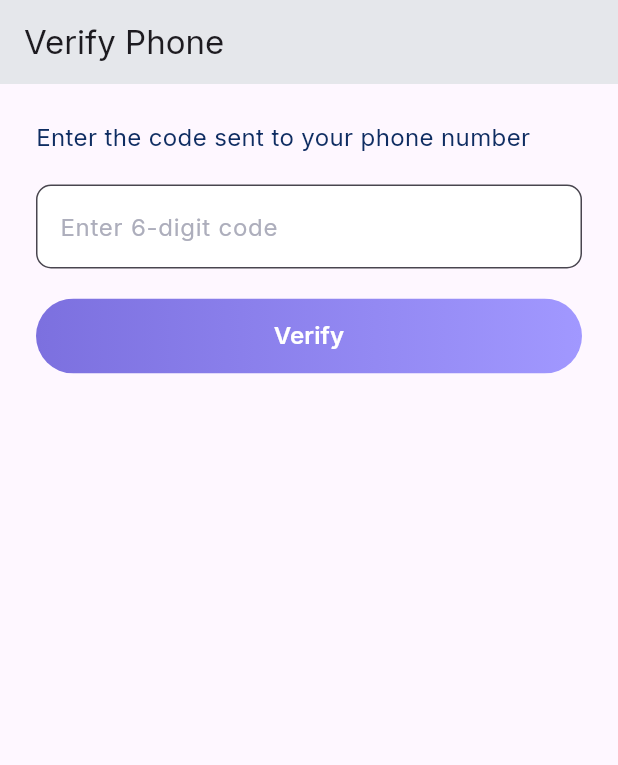
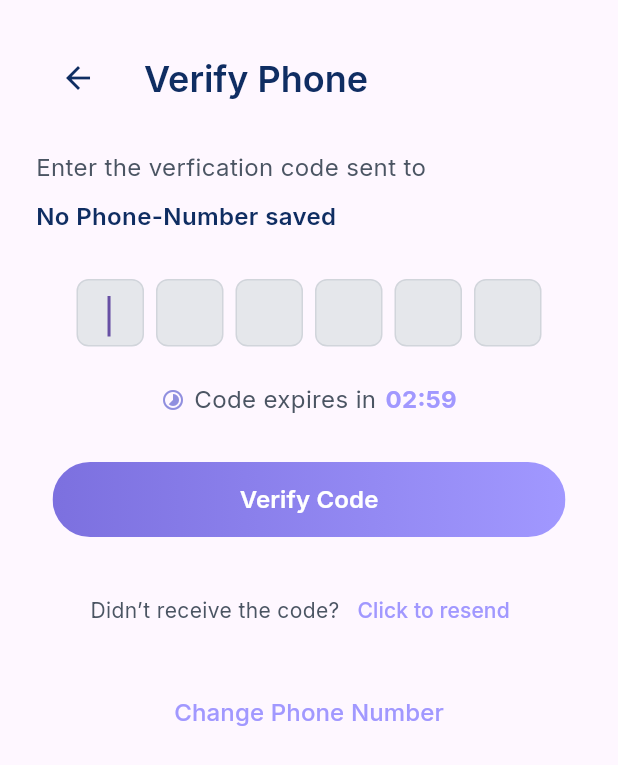
Before and after one commit to samsadeyemo/pcsloanamobilepp, a Flutter app: the VerifyPhoneScreen screen opened by its route, on a phone screen of 412 x 824 dp. Shown: the top 765 px of the screen. Run offline on Flutter 3.47's test engine with Material 3 defaults, Android fonts, the phone set to English and light mode, and no system bars; our stand-ins replace flutter_dotenv, flutter_riverpod, flutter_secure_storage, go_router, shared_preferences; accounts and stored records are empty.

Commit message:
feat(verify-screen): created verify-screen

```diff
--- /dev/null
+++ b/lib/common/widgets/custon_pin_code_field.dart
@@ -0,0 +1,123 @@
+import 'package:flutter/material.dart';
+import 'package:flutter/services.dart';
+
+/// ---------------------------------------------------------------------------
+///  REUSABLE OTP / PIN INPUT WIDGET
+/// ---------------------------------------------------------------------------
+class PinCodeFields extends StatefulWidget {
+  const PinCodeFields({
+    super.key,
+    this.length = 6,
+    this.boxSize = 40,
+    this.boxSpacing = 8,
+    this.textStyle,
+    this.boxDecoration,
+    this.onCompleted,
+  });
+
+  /// How many digits?
+  final int length;
+
+  /// Square box width / height
+  final double boxSize;
+
+  /// Gap between boxes
+  final double boxSpacing;
+
+  /// Text style for each digit
+  final TextStyle? textStyle;
+
+  /// Decoration for the digit container
+  final BoxDecoration? boxDecoration;
+
+  /// Called when user fills all boxes
+  final ValueChanged<String>? onCompleted;
+
+  @override
+  State<PinCodeFields> createState() => _PinCodeFieldsState();
+}
+
+class _PinCodeFieldsState extends State<PinCodeFields> {
+  late final List<TextEditingController> _controllers;
+  late final List<FocusNode> _focusNodes;
+
+  @override
+  void initState() {
+    super.initState();
+    _controllers =
+        List.generate(widget.length, (_) => TextEditingController());
+    _focusNodes = List.generate(widget.length, (_) => FocusNode());
+  }
+
+  @override
+  void dispose() {
+    for (final c in _controllers) c.dispose();
+    for (final f in _focusNodes) f.dispose();
+    super.dispose();
+  }
+
+  void _onChanged(String value, int index) {
+    if (value.isNotEmpty) {
+      // move to next field
+      if (index + 1 < widget.length) {
+        _focusNodes[index + 1].requestFocus();
+      } else {
+        _focusNodes[index].unfocus();
+      }
+    }
+    // If user pressed backspace on empty field, move back
+    if (value.isEmpty && index > 0) {
+      _focusNodes[index - 1].requestFocus();
+    }
+
+    final code = _controllers.map((c) => c.text).join();
+    if (code.length == widget.length && !code.contains('')) {
+      widget.onCompleted?.call(code);
+    }
+    setState(() {}); // redraw to reflect current state
+  }
+
+  BoxDecoration get _defaultBoxDecoration => BoxDecoration(
+        border: Border.all(color: const Color(0xFFD1D5DB)),
+        borderRadius: BorderRadius.circular(8),
+        color: const Color(0xFFE5E7EB),
+      );
+
+  @override
+  Widget build(BuildContext context) {
+    return Row(
+      mainAxisAlignment: MainAxisAlignment.center,
+      children: List.generate(widget.length, (index) {
+        return Container(
+          width: widget.boxSize,
+          height: widget.boxSize,
+          margin: EdgeInsets.symmetric(horizontal: widget.boxSpacing / 2),
+          decoration: widget.boxDecoration ?? _defaultBoxDecoration,
+          alignment: Alignment.center,
+          child: TextField(
+            controller: _controllers[index],
+            focusNode: _focusNodes[index],
+            autofocus: index == 0,
+            textAlign: TextAlign.center,
+            maxLength: 1,
+            keyboardType: TextInputType.number,
+            style: widget.textStyle ??
+                const TextStyle(
+                  fontSize: 18,
+                  fontWeight: FontWeight.bold,
+                ),
+            decoration: const InputDecoration(
+              counterText: '',
+              border: InputBorder.none,
+            ),
+            inputFormatters: [
+              FilteringTextInputFormatter.digitsOnly,
+              LengthLimitingTextInputFormatter(1),
+            ],
+            onChanged: (val) => _onChanged(val, index),
+          ),
+        );
+      }),
+    );
+  }
+}
--- /dev/null
+++ b/lib/common/widgets/otp_count_down_widget.dart
@@ -0,0 +1,58 @@
+import 'dart:async';
+import 'package:flutter/material.dart';
+
+class OtpCountdown extends StatefulWidget {
+  const OtpCountdown({
+    super.key,
+    this.totalSeconds = 180,
+    this.onExpired,
+  });
+
+  final int totalSeconds;
+
+  final VoidCallback? onExpired;
+
+  @override
+  State<OtpCountdown> createState() => _OtpCountdownState();
+}
+
+class _OtpCountdownState extends State<OtpCountdown> {
+  late int _secondsLeft;
+  Timer? _ticker;
+
+  @override
+  void initState() {
+    super.initState();
+    _secondsLeft = widget.totalSeconds;
+
+    _ticker = Timer.periodic(const Duration(seconds: 1), (_) {
+      if (_secondsLeft == 0) {
+        _ticker!.cancel();
+        widget.onExpired?.call();
+      } else {
+        setState(() => _secondsLeft--);
+      }
+    });
+  }
+
+  @override
+  void dispose() {
+    _ticker?.cancel();
+    super.dispose();
+  }
+
+  @override
+  Widget build(BuildContext context) {
+    final minutes = (_secondsLeft ~/ 60).toString().padLeft(2, '0');
+    final seconds = (_secondsLeft % 60).toString().padLeft(2, '0');
+
+    return Text(
+      '$minutes:$seconds',
+      style: const TextStyle(
+        fontSize: 16,
+        fontWeight: FontWeight.bold,
+        color: Color(0xffA198FF),
+      ),
+    );
+  }
+}
--- a/lib/features/auth/presentation/screens/sign_up_screen.dart
+++ b/lib/features/auth/presentation/screens/sign_up_screen.dart
@@ -1,10 +1,9 @@
 import 'package:flutter/material.dart';
-import 'package:flutter/widgets.dart';
 import 'package:flutter_riverpod/flutter_riverpod.dart';
 import 'package:go_router/go_router.dart';
 import 'package:pcsloan/common/widgets/custom_input_field.dart';
 import 'package:pcsloan/features/auth/data/controllers/auth_controller.dart';
-import 'package:pcsloan/features/auth/domain/models/sign_up_request.dart';
+import 'package:shared_preferences/shared_preferences.dart';
 
 class SignUpScreen extends ConsumerStatefulWidget {
   const SignUpScreen({super.key});
@@ -151,6 +150,7 @@ class _SignUpScren extends ConsumerState<SignUpScreen> {
                           child: ElevatedButton(
                             onPressed: () async {
                               if (_formKey.currentState!.validate()) {
+                                savePhoneNumber(phoneNumber);
                                 context.go('/verify-phone');
                                 // try {
                                 //   await ref
@@ -291,4 +291,9 @@ class _SignUpScren extends ConsumerState<SignUpScreen> {
       ),
     );
   }
+
+  Future<void> savePhoneNumber(String phoneNumber) async {
+    final prefs = await SharedPreferences.getInstance();
+    await prefs.setString('phoneNumber', phoneNumber);
   }
+}
--- a/lib/features/auth/presentation/screens/verify_phone_screen.dart
+++ b/lib/features/auth/presentation/screens/verify_phone_screen.dart
@@ -1,126 +1,141 @@
 import 'package:flutter/material.dart';
-import 'package:flutter_riverpod/flutter_riverpod.dart';
 import 'package:go_router/go_router.dart';
-import 'package:pcsloan/features/auth/data/controllers/auth_controller.dart';
+import 'package:pcsloan/common/widgets/custon_pin_code_field.dart';
+import 'package:pcsloan/common/widgets/otp_count_down_widget.dart';
+import 'package:shared_preferences/shared_preferences.dart';
 
-class VerifyPhoneScreen extends ConsumerStatefulWidget {
+class VerifyPhoneScreen extends StatefulWidget {
   const VerifyPhoneScreen({super.key});
 
   @override
-  ConsumerState<VerifyPhoneScreen> createState() => _VerifyPhoneScreenState();
+  State<VerifyPhoneScreen> createState() => _VerifyPhoneScreenState();
 }
 
-class _VerifyPhoneScreenState extends ConsumerState<VerifyPhoneScreen> {
-  final _formKey = GlobalKey<FormState>();
-  String pin = '';
+class _VerifyPhoneScreenState extends State<VerifyPhoneScreen> {
+  String? _phoneNumber; // value we'll show in the Text widget
+  bool _isLoading = true; // simple loading flag
+
+  @override
+  void initState() {
+    super.initState();
+    _loadPhoneNumberOnce();
+  }
+
+  Future<void> _loadPhoneNumberOnce() async {
+    final prefs = await SharedPreferences.getInstance();
+    final phoneNumber = prefs.getString('phoneNumber');
+
+    // update state exactly once
+    setState(() {
+      _phoneNumber = phoneNumber;
+      _isLoading = false;
+    });
+  }
 
   @override
   Widget build(BuildContext context) {
-    final authState = ref.watch(authControllerProvider);
     return Scaffold(
-      appBar: AppBar(
-        title: const Text('Verify Phone'),
-        backgroundColor: const Color(0xffE5E7EB),
-      ),
-      body: Padding(
-        padding: const EdgeInsets.all(24),
+      body: SafeArea(
+        child: Padding(
+          padding: EdgeInsets.all(24),
           child: Column(
             crossAxisAlignment: CrossAxisAlignment.start,
             children: [
+              AppBar(
+                leading: IconButton(
+                  icon: const Icon(Icons.arrow_back, color: Color(0xff0F2D62)),
+                  onPressed: () => Navigator.pop(context),
+                ),
+                title: Text(
+                  'Verify Phone',
+                  style: TextStyle(
+                    fontFamily: 'Inter',
+                    fontSize: 24,
+                    color: Color(0xff0F2D62),
+                    fontWeight: FontWeight.w600,
+                  ),
+                ),
+                centerTitle: false,
+                backgroundColor: Colors.transparent,
+                elevation: 0,
+              ),
+              const SizedBox(height: 20),
               Text(
-              'Enter the code sent to your phone number',
+                'Enter the verfication code sent to',
                 style: TextStyle(
                   fontFamily: 'Inter',
                   fontSize: 16,
-                color: Color(0xff0F2D62),
+                  color: Color(0xff4B5563),
+                  fontWeight: FontWeight.w400,
                 ),
               ),
-            const SizedBox(height: 20),
-            Form(
-              key: _formKey,
-              child: Column(
+              const SizedBox(height: 10),
+
+              _isLoading
+                  ? const CircularProgressIndicator()
+                  : Text(
+                    _phoneNumber == null || _phoneNumber!.isEmpty
+                        ? 'No Phone-Number saved'
+                        : '$_phoneNumber',
+                    style: const TextStyle(
+                      fontSize: 16,
+                      fontFamily: "Inter",
+                      color: Color(0xff0F2D62),
+                      fontWeight: FontWeight.w600,
+                    ),
+                  ),
+              const SizedBox(height: 30),
+
+              Align(
+                alignment: Alignment.center,
+                child: PinCodeFields(
+                  length: 6,
+                  boxSize: 45,
+                  onCompleted: (code) {
+                    // send to backend / verify
+                    print('User entered code: $code');
+                  },
+                ),
+              ),
+
+              const SizedBox(height: 24),
+
+              Align(
+                alignment: Alignment.center,
+                child: Row(
+                  mainAxisAlignment: MainAxisAlignment.center,
+                  crossAxisAlignment: CrossAxisAlignment.center,
                   children: [
-                  TextFormField(
-                    keyboardType: TextInputType.number,
-                    onChanged: (value) => setState(() => pin = value),
-                    validator: (value) =>
-                        value != null && value.length == 6 ? null : 'Pin must be 6 digits',
-                    decoration: InputDecoration(
-                      hintText: 'Enter 6-digit code',
-                      hintStyle: const TextStyle(
-                        color: Color(0xFFADAEBC),
+                    Icon(
+                      Icons.timelapse_outlined,
+                      color: Color(0xff908FDF),
+                      size: 16,
+                    ),
+                    const SizedBox(width: 6),
+                    Text(
+                      'Code expires in',
+                      style: TextStyle(
                         fontSize: 16,
                         fontFamily: 'Inter',
-                      ),
-                      border: OutlineInputBorder(
-                        borderRadius: BorderRadius.circular(10),
-                        borderSide: BorderSide(color: Color(0xffD1D5DB)),
-                      ),
-                      filled: true,
-                      fillColor: Colors.white,
+                        color: Color(0xFF4B5563),
                       ),
                     ),
+                    const SizedBox(width: 6),
+
+                    OtpCountdown(totalSeconds: 180),
                   ],
                 ),
               ),
-            const SizedBox(height: 20),
-            authState.status == AuthStatus.authenticating
-                ? const CircularProgressIndicator()
-                : SizedBox(
-                    width: double.infinity,
+              const SizedBox(height: 30),
+              Align(
+                alignment: Alignment.center,
+                child: Padding(
+                  padding: const EdgeInsets.only(top: 0, right: 0),
+                  child: SizedBox(
+                    width: 342,
                     height: 50,
                     child: ElevatedButton(
-                      onPressed: () {
-                        if (_formKey.currentState!.validate()) {
-                          if (pin == '123456') { // Mock pin
-                            context.go('/password');
-                          } else {
-                            showDialog(
-                              context: context,
-                              builder: (context) => AlertDialog(
-                                backgroundColor: Colors.white,
-                                shape: RoundedRectangleBorder(
-                                  borderRadius: BorderRadius.circular(10),
-                                ),
-                                content: Column(
-                                  mainAxisSize: MainAxisSize.min,
-                                  children: [
-                                    const Icon(
-                                      Icons.error,
-                                      color: Colors.red,
-                                      size: 48,
-                                    ),
-                                    const SizedBox(height: 16),
-                                    Text(
-                                      'Verification failed: Invalid code',
-                                      style: const TextStyle(
-                                        color: Color(0xff0F2D62),
-                                        fontFamily: 'Inter',
-                                        fontSize: 16,
-                                        fontWeight: FontWeight.w500,
-                                      ),
-                                      textAlign: TextAlign.center,
-                                    ),
-                                  ],
-                                ),
-                                actions: [
-                                  TextButton(
-                                    onPressed: () => Navigator.of(context).pop(),
-                                    child: const Text(
-                                      'OK',
-                                      style: TextStyle(
-                                        color: Color(0xffA198FF),
-                                        fontFamily: 'Inter',
-                                        fontSize: 14,
-                                      ),
-                                    ),
-                                  ),
-                                ],
-                              ),
-                            );
-                          }
-                        }
-                      },
+                      onPressed: () async {},
                       style: ElevatedButton.styleFrom(
                         padding: EdgeInsets.zero,
                         shape: RoundedRectangleBorder(
@@ -138,9 +153,9 @@ class _VerifyPhoneScreenState extends ConsumerState<VerifyPhoneScreen> {
                         ),
                         child: Container(
                           alignment: Alignment.center,
-                          child: const Text(
-                            'Verify',
-                            style: TextStyle(
+                          child: Text(
+                            "Verify Code",
+                            style: const TextStyle(
                               color: Colors.white,
                               fontSize: 16,
                               fontWeight: FontWeight.w600,
@@ -151,7 +166,62 @@ class _VerifyPhoneScreenState extends ConsumerState<VerifyPhoneScreen> {
                       ),
                     ),
                   ),
+                ),
+              ),
+
+              const SizedBox(height: 25),
+
+              Align(
+                alignment: Alignment.bottomCenter,
+                child: Padding(
+                  padding: const EdgeInsets.only(bottom: 20),
+                  child: Row(
+                    mainAxisAlignment: MainAxisAlignment.center,
+                    children: [
+                      Text(
+                        "Didn’t receive the code?",
+                        style: TextStyle(
+                          fontFamily: "Inter",
+                          color: Color(0xff4B5563),
+                          fontSize: 14,
+                        ),
+                      ),
+
+                      TextButton(
+                        onPressed: () {
+                          return null;
+                        },
+                        child: Text(
+                          "Click to resend",
+                          style: TextStyle(
+                            fontSize: 14,
+                            color: Color(0xffA198FF),
+                            fontFamily: "Inter",
+                          ),
+                        ),
+                      ),
                     ],
+                  ),
+                ),
+              ),
+              Align(
+                alignment: Alignment.center,
+                child: TextButton(
+                  onPressed: () {
+                    return null;
+                  },
+                  child: Text(
+                    "Change Phone Number",
+                    style: TextStyle(
+                      fontSize: 16,
+                      color: Color(0xffA198FF),
+                      fontFamily: "Inter",
+                    ),
+                  ),
+                ),
+              ),
+            ],
+          ),
         ),
       ),
     );
```
Lines whose indentation alone changed are shown as unchanged.
